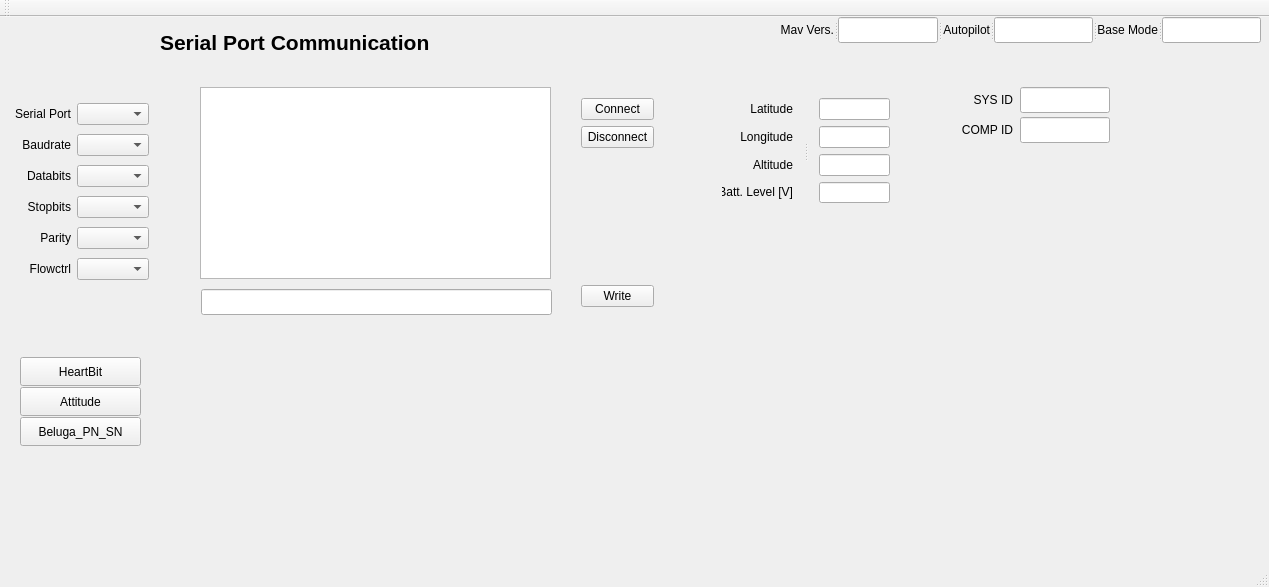
Qt form mainwindow.ui (RiccardoPecora/MavlinkGCS) before a commit.
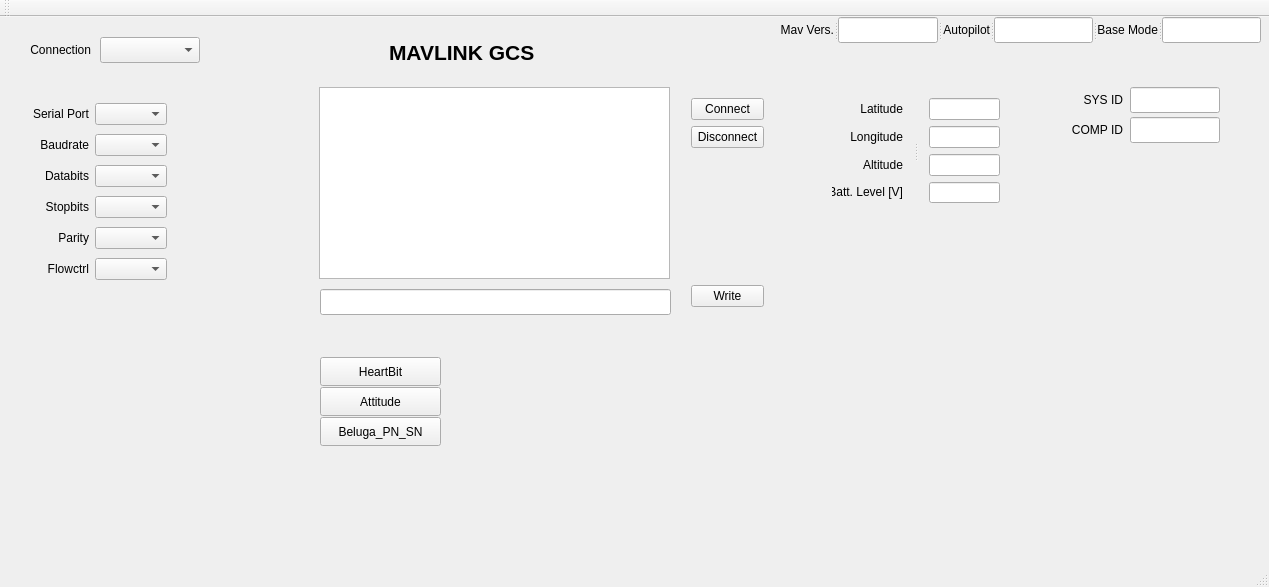
The same form after that commit.

```diff
--- a/mainwindow.ui
+++ b/mainwindow.ui
@@ -17,7 +17,7 @@
    <widget class="QTextEdit" name="txtEdRead">
     <property name="geometry">
      <rect>
-      <x>200</x>
+      <x>319</x>
       <y>70</y>
       <width>351</width>
       <height>192</height>
@@ -27,9 +27,9 @@
    <widget class="QLabel" name="label">
     <property name="geometry">
      <rect>
-      <x>160</x>
-      <y>10</y>
-      <width>311</width>
+      <x>389</x>
+      <y>20</y>
+      <width>191</width>
       <height>31</height>
      </rect>
     </property>
@@ -41,13 +41,13 @@
      </font>
     </property>
     <property name="text">
-     <string>Serial Port Communication</string>
+     <string>MAVLINK GCS</string>
     </property>
    </widget>
    <widget class="QWidget" name="layoutWidget">
     <property name="geometry">
      <rect>
-      <x>2</x>
+      <x>20</x>
       <y>72</y>
       <width>158</width>
       <height>205</height>
@@ -161,7 +161,7 @@
    <widget class="QWidget" name="layoutWidget">
     <property name="geometry">
      <rect>
-      <x>570</x>
+      <x>680</x>
       <y>70</y>
       <width>95</width>
       <height>231</height>
@@ -207,7 +207,7 @@
    <widget class="QLineEdit" name="linEdWrite">
     <property name="geometry">
      <rect>
-      <x>201</x>
+      <x>320</x>
       <y>272</y>
       <width>351</width>
       <height>26</height>
@@ -284,7 +284,7 @@
    <widget class="QSplitter" name="splitter">
     <property name="geometry">
      <rect>
-      <x>711</x>
+      <x>821</x>
       <y>70</y>
       <width>191</width>
       <height>127</height>
@@ -385,7 +385,7 @@
    <widget class="QPushButton" name="btnHeartBit">
     <property name="geometry">
      <rect>
-      <x>20</x>
+      <x>320</x>
       <y>340</y>
       <width>121</width>
       <height>29</height>
@@ -398,7 +398,7 @@
    <widget class="QPushButton" name="btnAttitude">
     <property name="geometry">
      <rect>
-      <x>20</x>
+      <x>320</x>
       <y>370</y>
       <width>121</width>
       <height>29</height>
@@ -411,7 +411,7 @@
    <widget class="QLineEdit" name="le_sys_id">
     <property name="geometry">
      <rect>
-      <x>1020</x>
+      <x>1130</x>
       <y>70</y>
       <width>90</width>
       <height>26</height>
@@ -427,7 +427,7 @@
    <widget class="QLabel" name="lbl_sys_id">
     <property name="geometry">
      <rect>
-      <x>950</x>
+      <x>1060</x>
       <y>70</y>
       <width>63</width>
       <height>26</height>
@@ -443,7 +443,7 @@
    <widget class="QLabel" name="lbl_comp_id">
     <property name="geometry">
      <rect>
-      <x>950</x>
+      <x>1060</x>
       <y>100</y>
       <width>63</width>
       <height>26</height>
@@ -459,7 +459,7 @@
    <widget class="QLineEdit" name="le_comp_id">
     <property name="geometry">
      <rect>
-      <x>1020</x>
+      <x>1130</x>
       <y>100</y>
       <width>90</width>
       <height>26</height>
@@ -475,7 +475,7 @@
    <widget class="QPushButton" name="btnBelugaPN_SN">
     <property name="geometry">
      <rect>
-      <x>20</x>
+      <x>320</x>
       <y>400</y>
       <width>121</width>
       <height>29</height>
@@ -485,6 +485,32 @@
      <string>Beluga_PN_SN</string>
     </property>
    </widget>
+   <widget class="QComboBox" name="cboxConnection">
+    <property name="geometry">
+     <rect>
+      <x>100</x>
+      <y>20</y>
+      <width>100</width>
+      <height>26</height>
+     </rect>
+    </property>
+   </widget>
+   <widget class="QLabel" name="lblConnection">
+    <property name="geometry">
+     <rect>
+      <x>10</x>
+      <y>20</y>
+      <width>81</width>
+      <height>26</height>
+     </rect>
+    </property>
+    <property name="text">
+     <string>Connection</string>
+    </property>
+    <property name="alignment">
+     <set>Qt::AlignRight|Qt::AlignTrailing|Qt::AlignVCenter</set>
+    </property>
+   </widget>
   </widget>
   <widget class="QMenuBar" name="menuBar">
    <property name="geometry">
```
